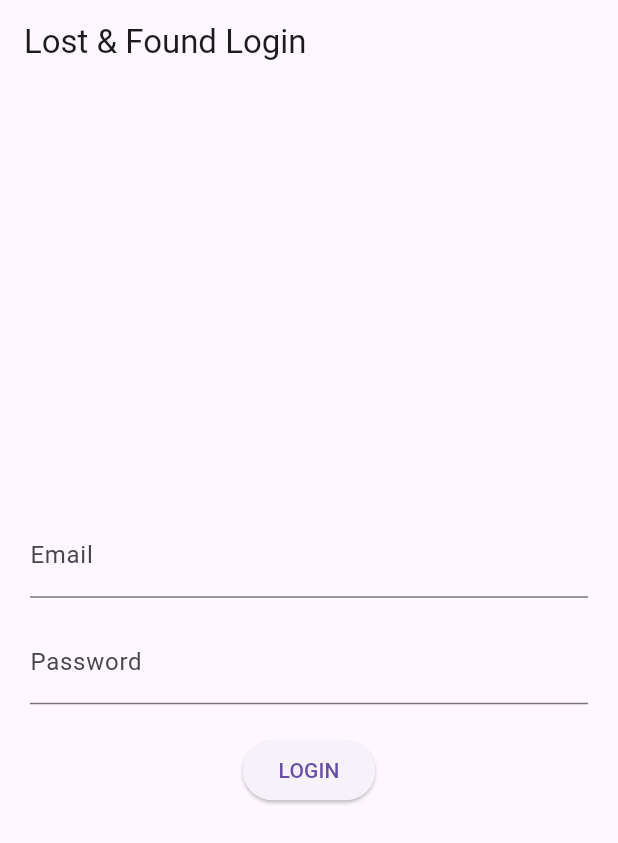
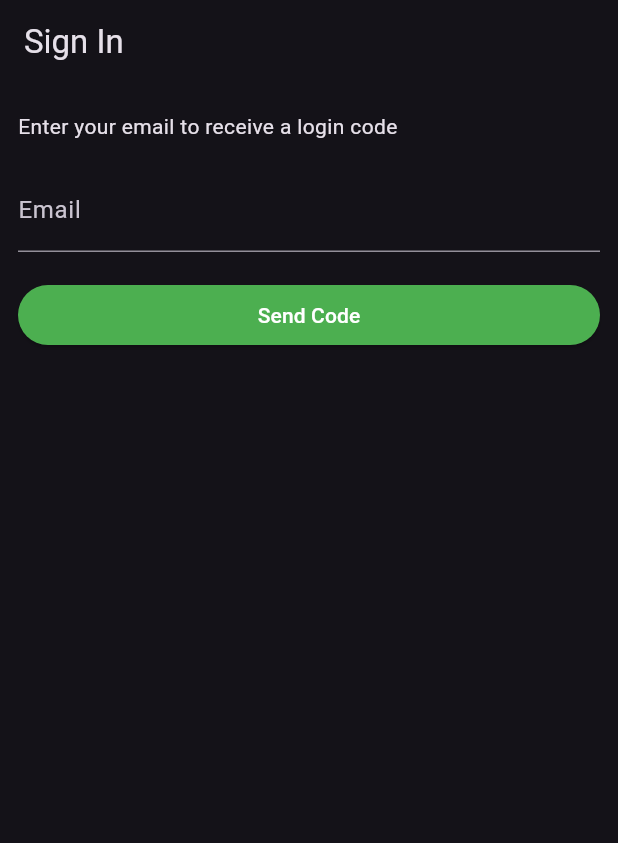
Before and after one commit to nanda-gopal-sb/lost-found-app, a Flutter app: the screen it shows after launch, on a phone screen of 412 x 824 dp. Shown: the top 843 px of the screen. Run offline on Flutter 3.47's test engine with Material 3 defaults, Android fonts, the phone set to English and light mode, and no system bars; our stand-ins replace image_picker, supabase_flutter; accounts and stored records are empty.

Commit message:
feat: Implemented supabase into the project, and fixed the login/signup using single otp

```diff
--- a/lib/main.dart
+++ b/lib/main.dart
@@ -1,18 +1,55 @@
 import 'package:flutter/material.dart';
-import 'login_page.dart';
+import 'package:supabase_flutter/supabase_flutter.dart';
+import 'package:lost_found_app/pages/account_page.dart';
+import 'package:lost_found_app/pages/login_page.dart';
 
-void main() {
-  runApp(const LostFoundApp());
+Future<void> main() async {
+  await Supabase.initialize(
+     url: 'https://kkpmzruqsvcjxuaksqci.supabase.co',
+    anonKey: 'sb_publishable_tJWSVb1QEL0QKplUsVCZyQ_kMdWG1mR',
+  );
+  runApp(const MyApp());
 }
 
-class LostFoundApp extends StatelessWidget {
-  const LostFoundApp({super.key});
+final supabase = Supabase.instance.client;
+
+class MyApp extends StatelessWidget {
+  const MyApp({super.key});
 
   @override
   Widget build(BuildContext context) {
-    return const MaterialApp(
-      debugShowCheckedModeBanner: false,
-      home: LoginPage(),
+    return MaterialApp(
+      title: 'Supabase Flutter',
+      theme: ThemeData.dark().copyWith(
+        primaryColor: Colors.green,
+        textButtonTheme: TextButtonThemeData(
+          style: TextButton.styleFrom(
+            foregroundColor: Colors.green,
+          ),
+        ),
+        elevatedButtonTheme: ElevatedButtonThemeData(
+          style: ElevatedButton.styleFrom(
+            foregroundColor: Colors.white,
+            backgroundColor: Colors.green,
+          ),
+        ),
+      ),
+      home: supabase.auth.currentSession == null
+          ? const LoginPage()
+          : const AccountPage(),
     );
   }
 }
+
+extension ContextExtension on BuildContext {
+  void showSnackBar(String message, {bool isError = false}) {
+    ScaffoldMessenger.of(this).showSnackBar(
+      SnackBar(
+        content: Text(message),
+        backgroundColor: isError
+            ? Theme.of(this).colorScheme.error
+            : Theme.of(this).snackBarTheme.backgroundColor,
+      ),
+    );
+  }
+}
--- /dev/null
+++ b/lib/pages/login_page.dart
@@ -0,0 +1,125 @@
+import 'dart:async';
+import 'package:flutter/foundation.dart';
+import 'package:flutter/material.dart';
+import 'package:supabase_flutter/supabase_flutter.dart';
+import 'package:lost_found_app/main.dart';
+import 'package:lost_found_app/pages/account_page.dart';
+
+class LoginPage extends StatefulWidget {
+  const LoginPage({super.key});
+
+  @override
+  State<LoginPage> createState() => _LoginPageState();
+}
+
+class _LoginPageState extends State<LoginPage> {
+  bool _isLoading = false;
+  bool _otpSent = false; // New flag to toggle between Email and OTP entry
+  late final TextEditingController _emailController = TextEditingController();
+  late final TextEditingController _otpController = TextEditingController();
+
+  // 1. Send the OTP Code
+  Future<void> _sendOtp() async {
+    try {
+      setState(() => _isLoading = true);
+
+      await supabase.auth.signInWithOtp(
+        email: _emailController.text.trim(),
+        shouldCreateUser: true,
+      );
+
+      if (mounted) {
+        setState(() => _otpSent = true);
+        context.showSnackBar('Check your email for the 6-digit code!');
+      }
+    } on AuthException catch (error) {
+      if (mounted) context.showSnackBar(error.message, isError: true);
+    } catch (error) {
+      if (mounted) context.showSnackBar('Unexpected error occurred', isError: true);
+    } finally {
+      if (mounted) setState(() => _isLoading = false);
+    }
+  }
+
+  // 2. Verify the OTP Code
+  Future<void> _verifyOtp() async {
+    try {
+      setState(() => _isLoading = true);
+
+      final response = await supabase.auth.verifyOTP(
+        email: _emailController.text.trim(),
+        token: _otpController.text.trim(),
+        type: OtpType.email,
+      );
+
+      if (response.session != null && mounted) {
+        Navigator.of(context).pushReplacement(
+          MaterialPageRoute(builder: (context) => const AccountPage()),
+        );
+      }
+    } on AuthException catch (error) {
+      if (mounted) context.showSnackBar(error.message, isError: true);
+    } catch (error) {
+      if (mounted) context.showSnackBar('Invalid code', isError: true);
+    } finally {
+      if (mounted) setState(() => _isLoading = false);
+    }
+  }
+
+  @override
+  void dispose() {
+    _emailController.dispose();
+    _otpController.dispose();
+    super.dispose();
+  }
+
+  @override
+  Widget build(BuildContext context) {
+    return Scaffold(
+      appBar: AppBar(title: const Text('Sign In')),
+      body: ListView(
+        padding: const EdgeInsets.symmetric(vertical: 18, horizontal: 12),
+        children: [
+          Text(_otpSent
+            ? 'Enter the 6-digit code sent to ${_emailController.text}'
+            : 'Enter your email to receive a login code'),
+          const SizedBox(height: 18),
+
+          // Email Field (Disabled once OTP is sent)
+          TextFormField(
+            controller: _emailController,
+            enabled: !_otpSent,
+            decoration: const InputDecoration(labelText: 'Email'),
+            keyboardType: TextInputType.emailAddress,
+          ),
+
+          if (_otpSent) ...[
+            const SizedBox(height: 18),
+            // OTP Field (Shows up after email is sent)
+            TextFormField(
+              controller: _otpController,
+              decoration: const InputDecoration(labelText: '6-Digit Code', hintText: '123456'),
+              keyboardType: TextInputType.number,
+            ),
+          ],
+
+          const SizedBox(height: 18),
+          ElevatedButton(
+            onPressed: _isLoading
+              ? null
+              : (_otpSent ? _verifyOtp : _sendOtp),
+            child: Text(_isLoading
+              ? 'Processing...'
+              : (_otpSent ? 'Verify Code' : 'Send Code')),
+          ),
+
+          if (_otpSent)
+            TextButton(
+              onPressed: () => setState(() => _otpSent = false),
+              child: const Text('Edit Email'),
+            )
+        ],
+      ),
+    );
+  }
+}
--- a/package.json
+++ /dev/null
@@ -1,5 +0,0 @@
-{
-  "dependencies": {
-    "multer": "^2.0.2"
-  }
-}
--- a/pubspec.yaml
+++ b/pubspec.yaml
@@ -30,13 +30,14 @@ environment:
 dependencies:
   flutter:
     sdk: flutter
-  image_picker: ^1.1.2
+  image_picker: ^1.2.1
   http: ^1.2.2
 
 
   # The following adds the Cupertino Icons font to your application.
   # Use with the CupertinoIcons class for iOS style icons.
   cupertino_icons: ^1.0.8
+  supabase_flutter: ^2.12.0
 
 dev_dependencies:
   flutter_test:
```
Also changed, not shown: lib/components/avatar.dart (added, +89 -0 lines), lib/pages/account_page.dart (added, +173 -0 lines), flutter_01.png (deleted), package-lock.json (deleted), pubspec.lock, 1 other file.
